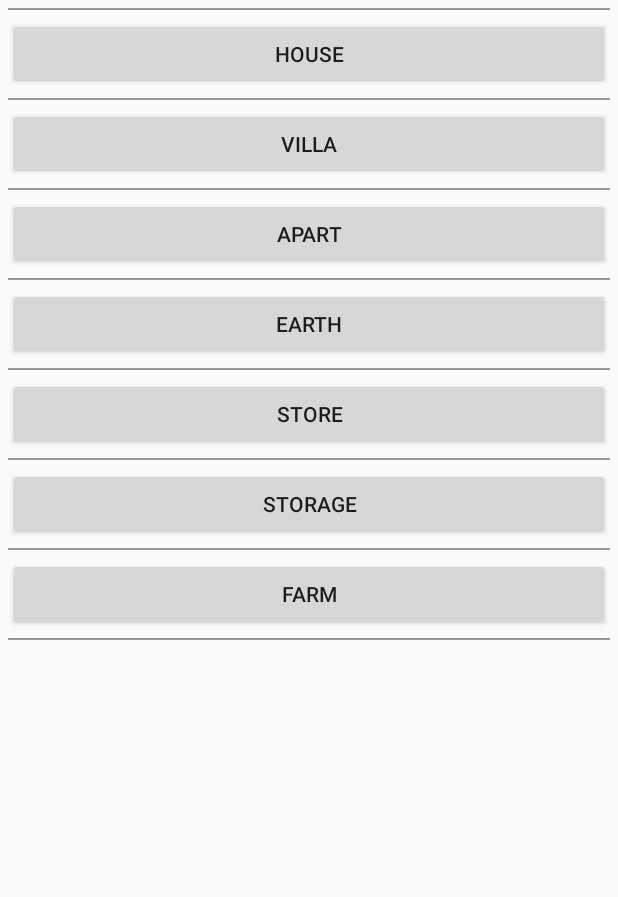
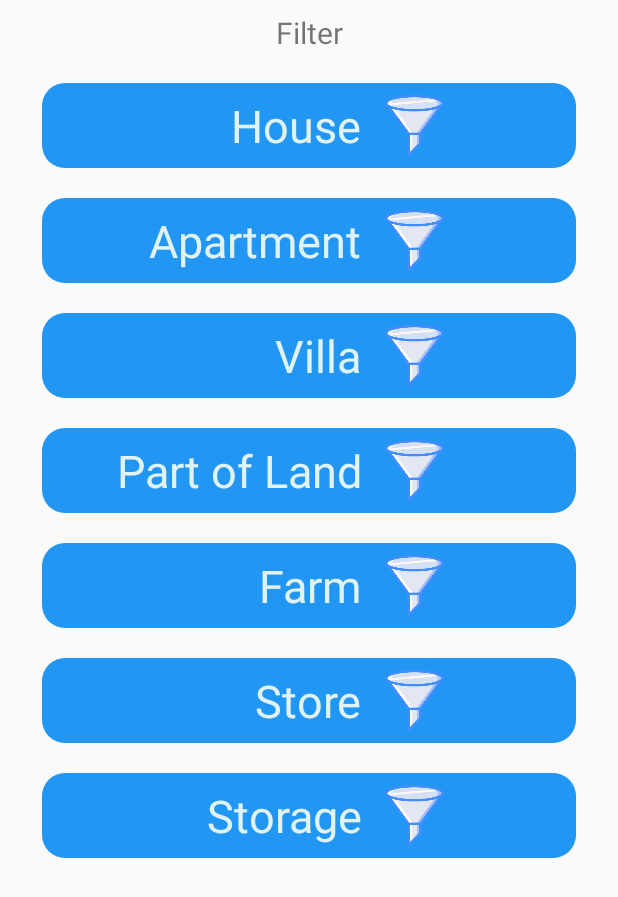
Before and after one commit to osama-i-muhammed/EditText-1, an Android app: the screen it shows after launch (DesingTEST before the commit, Filter_Menu after it), on a phone screen of 412 x 824 dp. Shown: the top 897 px of the screen. Run offline under Robolectric (Android 15) with nearby library versions, the phone set to English and light mode, and no system bars.

Commit message:
add Filter Menu

```diff
--- a/app/build.gradle
+++ b/app/build.gradle
@@ -25,9 +25,13 @@ android {
 dependencies {
     implementation fileTree(dir: 'libs', include: ['*.jar'])
     implementation "org.jetbrains.kotlin:kotlin-stdlib-jdk7:$kotlin_version"
+    //noinspection GradleCompatible
     implementation 'com.android.support:appcompat-v7:27.1.1'
     implementation 'com.android.support.constraint:constraint-layout:1.1.3'
+    implementation 'com.google.android.gms:play-services-maps:15.0.1'
     testImplementation 'junit:junit:4.12'
     androidTestImplementation 'com.android.support.test:runner:1.0.2'
     androidTestImplementation 'com.android.support.test.espresso:espresso-core:3.0.2'
+    implementation 'com.google.firebase:firebase-core:16.0.1'
 }
+apply plugin: 'com.google.gms.google-services'
--- /dev/null
+++ b/app/src/debug/res/values/google_maps_api.xml
@@ -0,0 +1,24 @@
+<resources>
+    <!--
+    TODO: Before you run your application, you need a Google Maps API key.
+
+    To get one, follow this link, follow the directions and press "Create" at the end:
+
+    https://console.developers.google.com/flows/enableapi?apiid=maps_android_backend&keyType=CLIENT_SIDE_ANDROID&r=C3:BC:BF:FC:3D:9E:7D:95:A3:63:02:6F:AF:FD:DE:CD:5F:1B:58:E7%3Bcom.duhok_tech.aqarat
+
+    You can also add your credentials to an existing key, using these values:
+
+    Package name:
+    C3:BC:BF:FC:3D:9E:7D:95:A3:63:02:6F:AF:FD:DE:CD:5F:1B:58:E7
+
+    SHA-1 certificate fingerprint:
+    C3:BC:BF:FC:3D:9E:7D:95:A3:63:02:6F:AF:FD:DE:CD:5F:1B:58:E7
+
+    Alternatively, follow the directions here:
+    https://developers.google.com/maps/documentation/android/start#get-key
+
+    Once you have your key (it starts with "AIza"), replace the "google_maps_key"
+    string in this file.
+    -->
+    <string name="google_maps_key" templateMergeStrategy="preserve" translatable="false">AIzaSyBIJMV-jmrYPUxyGVdRIryMEEzP1ml5elY</string>
+</resources>
--- /dev/null
+++ b/app/src/main/java/com/duhok_tech/aqarat/Filter_Menu.kt
@@ -0,0 +1,18 @@
+package com.duhok_tech.aqarat
+
+import android.support.v7.app.AppCompatActivity
+import android.os.Bundle
+import android.widget.Toast
+import kotlinx.android.synthetic.main.activity_filter__menu.*
+
+class Filter_Menu : AppCompatActivity() {
+
+    override fun onCreate(savedInstanceState: Bundle?) {
+        super.onCreate(savedInstanceState)
+        setContentView(R.layout.activity_filter__menu)
+
+        btFilterMenuHouse.setOnClickListener{
+            Toast.makeText(this,"sdsad",Toast.LENGTH_SHORT).show()
+        }
+    }
+}
--- /dev/null
+++ b/app/src/main/java/com/duhok_tech/aqarat/MainActivity.kt
@@ -0,0 +1,43 @@
+package com.duhok_tech.aqarat
+
+import android.support.v7.app.AppCompatActivity
+import android.os.Bundle
+
+import com.google.android.gms.maps.CameraUpdateFactory
+import com.google.android.gms.maps.GoogleMap
+import com.google.android.gms.maps.OnMapReadyCallback
+import com.google.android.gms.maps.SupportMapFragment
+import com.google.android.gms.maps.model.LatLng
+import com.google.android.gms.maps.model.MarkerOptions
+
+class MainActivity : AppCompatActivity(), OnMapReadyCallback {
+
+    private lateinit var mMap: GoogleMap
+
+    override fun onCreate(savedInstanceState: Bundle?) {
+        super.onCreate(savedInstanceState)
+        setContentView(R.layout.activity_main)
+        // Obtain the SupportMapFragment and get notified when the map is ready to be used.
+        val mapFragment = supportFragmentManager
+                .findFragmentById(R.id.map) as SupportMapFragment
+        mapFragment.getMapAsync(this)
+    }
+
+    /**
+     * Manipulates the map once available.
+     * This callback is triggered when the map is ready to be used.
+     * This is where we can add markers or lines, add listeners or move the camera. In this case,
+     * we just add a marker near Sydney, Australia.
+     * If Google Play services is not installed on the device, the user will be prompted to install
+     * it inside the SupportMapFragment. This method will only be triggered once the user has
+     * installed Google Play services and returned to the app.
+     */
+    override fun onMapReady(googleMap: GoogleMap) {
+        mMap = googleMap
+
+        // Add a marker in Sydney and move the camera
+        val sydney = LatLng(-34.0, 151.0)
+        mMap.addMarker(MarkerOptions().position(sydney).title("Marker in Sydney"))
+        mMap.moveCamera(CameraUpdateFactory.newLatLng(sydney))
+    }
+}
--- /dev/null
+++ b/app/src/main/res/drawable/filter_menu_button.xml
@@ -0,0 +1,5 @@
+<?xml version="1.0" encoding="utf-8"?>
+<shape xmlns:android="http://schemas.android.com/apk/res/android">
+    <solid android:color="@color/colorPrimary" />
+    <corners android:radius="15dp" />
+</shape>
--- /dev/null
+++ b/app/src/main/res/layout/activity_filter__menu.xml
@@ -0,0 +1,259 @@
+<?xml version="1.0" encoding="utf-8"?>
+<android.support.constraint.ConstraintLayout xmlns:android="http://schemas.android.com/apk/res/android"
+    xmlns:app="http://schemas.android.com/apk/res-auto"
+    xmlns:tools="http://schemas.android.com/tools"
+    android:layout_width="match_parent"
+    android:layout_height="match_parent"
+    tools:context=".Filter_Menu">
+
+    <ScrollView
+        android:layout_width="0dp"
+        android:layout_height="0dp"
+        android:layout_marginBottom="8dp"
+        android:layout_marginEnd="8dp"
+        android:layout_marginStart="8dp"
+        android:layout_marginTop="8dp"
+        app:layout_constraintBottom_toBottomOf="parent"
+        app:layout_constraintEnd_toEndOf="parent"
+        app:layout_constraintHorizontal_bias="0.0"
+        app:layout_constraintStart_toStartOf="parent"
+        app:layout_constraintTop_toTopOf="parent"
+        app:layout_constraintVertical_bias="0.0">
+
+        <LinearLayout
+            android:layout_width="match_parent"
+            android:layout_height="wrap_content"
+            android:orientation="vertical">
+
+            <TextView
+                android:id="@+id/textView"
+                android:layout_width="match_parent"
+                android:layout_height="wrap_content"
+                android:text="@string/filterMenuTip"
+                android:textAlignment="center"
+                android:textSize="20dp" />
+
+            <LinearLayout
+                android:id="@+id/btFilterMenuHouse"
+                android:layout_width="match_parent"
+                android:layout_height="wrap_content"
+                android:layout_marginBottom="20dp"
+                android:layout_marginLeft="20dp"
+                android:layout_marginRight="20dp"
+                android:layout_marginTop="20dp"
+                android:background="@drawable/filter_menu_button"
+                android:orientation="horizontal"
+                android:paddingBottom="8dp"
+                android:paddingTop="8dp">
+
+                <TextView
+                    android:layout_width="match_parent"
+                    android:layout_height="wrap_content"
+
+                    android:layout_marginRight="15dp"
+                    android:layout_weight="1"
+                    android:text="@string/House"
+                    android:textAlignment="textEnd"
+                    android:textColor="@color/colorLight"
+                    android:textSize="30dp" />
+
+                <ImageView
+                    android:layout_width="wrap_content"
+                    android:layout_height="match_parent"
+                    android:layout_weight="1"
+                    android:scaleType="fitStart"
+                    app:srcCompat="@drawable/filter_icon_blue" />
+            </LinearLayout>
+
+            <LinearLayout
+                android:id="@+id/btFilterMenuApartment"
+                android:layout_width="match_parent"
+                android:layout_height="wrap_content"
+                android:layout_marginBottom="20dp"
+                android:layout_marginLeft="20dp"
+                android:layout_marginRight="20dp"
+                android:background="@drawable/filter_menu_button"
+                android:orientation="horizontal"
+                android:paddingBottom="8dp"
+                android:paddingTop="8dp">
+
+                <TextView
+                    android:layout_width="match_parent"
+                    android:layout_height="wrap_content"
+
+                    android:layout_marginRight="15dp"
+                    android:layout_weight="1"
+                    android:text="@string/Apartment"
+                    android:textAlignment="textEnd"
+                    android:textColor="@color/colorLight"
+                    android:textSize="30dp" />
+
+                <ImageView
+                    android:layout_width="wrap_content"
+                    android:layout_height="match_parent"
+                    android:layout_weight="1"
+                    android:scaleType="fitStart"
+                    app:srcCompat="@drawable/filter_icon_blue" />
+            </LinearLayout>
+
+
+            <LinearLayout
+                android:id="@+id/btFilterMenuVilla"
+                android:layout_width="match_parent"
+                android:layout_height="wrap_content"
+                android:layout_marginBottom="20dp"
+                android:layout_marginLeft="20dp"
+                android:layout_marginRight="20dp"
+                android:background="@drawable/filter_menu_button"
+                android:orientation="horizontal"
+                android:paddingBottom="8dp"
+                android:paddingTop="8dp">
+
+                <TextView
+                    android:layout_width="match_parent"
+                    android:layout_height="wrap_content"
+
+                    android:layout_marginRight="15dp"
+                    android:layout_weight="1"
+                    android:text="@string/Vila"
+                    android:textAlignment="textEnd"
+                    android:textColor="@color/colorLight"
+                    android:textSize="30dp" />
+
+                <ImageView
+                    android:layout_width="wrap_content"
+                    android:layout_height="match_parent"
+                    android:layout_weight="1"
+                    android:scaleType="fitStart"
+                    app:srcCompat="@drawable/filter_icon_blue" />
+            </LinearLayout>
+
+            <LinearLayout
+                android:id="@+id/btFilterMenuPartOfLand"
+                android:layout_width="match_parent"
+                android:layout_height="wrap_content"
+                android:layout_marginBottom="20dp"
+                android:layout_marginLeft="20dp"
+                android:layout_marginRight="20dp"
+                android:background="@drawable/filter_menu_button"
+                android:orientation="horizontal"
+                android:paddingBottom="8dp"
+                android:paddingTop="8dp">
+
+                <TextView
+                    android:layout_width="match_parent"
+                    android:layout_height="wrap_content"
+
+                    android:layout_marginRight="15dp"
+                    android:layout_weight="1"
+                    android:text="@string/PartOfLand"
+                    android:textAlignment="textEnd"
+                    android:textColor="@color/colorLight"
+                    android:textSize="30dp" />
+
+                <ImageView
+                    android:layout_width="wrap_content"
+                    android:layout_height="match_parent"
+                    android:layout_weight="1"
+                    android:scaleType="fitStart"
+                    app:srcCompat="@drawable/filter_icon_blue" />
+            </LinearLayout>
+
+            <LinearLayout
+                android:id="@+id/btFilterMenuFarm"
+                android:layout_width="match_parent"
+                android:layout_height="wrap_content"
+                android:layout_marginBottom="20dp"
+                android:layout_marginLeft="20dp"
+                android:layout_marginRight="20dp"
+                android:background="@drawable/filter_menu_button"
+                android:orientation="horizontal"
+                android:paddingBottom="8dp"
+                android:paddingTop="8dp">
+
+                <TextView
+                    android:layout_width="match_parent"
+                    android:layout_height="wrap_content"
+
+                    android:layout_marginRight="15dp"
+                    android:layout_weight="1"
+                    android:text="@string/Farm"
+                    android:textAlignment="textEnd"
+                    android:textColor="@color/colorLight"
+                    android:textSize="30dp" />
+
+                <ImageView
+                    android:layout_width="wrap_content"
+                    android:layout_height="match_parent"
+                    android:layout_weight="1"
+                    android:scaleType="fitStart"
+                    app:srcCompat="@drawable/filter_icon_blue" />
+            </LinearLayout>
+
+            <LinearLayout
+                android:id="@+id/btFilterMenuStore"
+                android:layout_width="match_parent"
+                android:layout_height="wrap_content"
+                android:layout_marginBottom="20dp"
+                android:layout_marginLeft="20dp"
+                android:layout_marginRight="20dp"
+                android:background="@drawable/filter_menu_button"
+                android:orientation="horizontal"
+                android:paddingBottom="8dp"
+                android:paddingTop="8dp">
+
+                <TextView
+                    android:layout_width="match_parent"
+                    android:layout_height="wrap_content"
+
+                    android:layout_marginRight="15dp"
+                    android:layout_weight="1"
+                    android:text="@string/Store"
+                    android:textAlignment="textEnd"
+                    android:textColor="@color/colorLight"
+                    android:textSize="30dp" />
+
+                <ImageView
+                    android:layout_width="wrap_content"
+                    android:layout_height="match_parent"
+                    android:layout_weight="1"
+                    android:scaleType="fitStart"
+                    app:srcCompat="@drawable/filter_icon_blue" />
+            </LinearLayout>
+
+            <LinearLayout
+                android:id="@+id/btFilterMenuStorage"
+                android:layout_width="match_parent"
+                android:layout_height="wrap_content"
+                android:layout_marginBottom="20dp"
+                android:layout_marginLeft="20dp"
+                android:layout_marginRight="20dp"
+                android:background="@drawable/filter_menu_button"
+                android:orientation="horizontal"
+                android:paddingBottom="8dp"
+                android:paddingTop="8dp">
+
+                <TextView
+                    android:layout_width="match_parent"
+                    android:layout_height="wrap_content"
+
+                    android:layout_marginRight="15dp"
+                    android:layout_weight="1"
+                    android:text="@string/Storage"
+                    android:textAlignment="textEnd"
+                    android:textColor="@color/colorLight"
+                    android:textSize="30dp" />
+
+                <ImageView
+                    android:layout_width="wrap_content"
+                    android:layout_height="match_parent"
+                    android:layout_weight="1"
+                    android:scaleType="fitStart"
+                    app:srcCompat="@drawable/filter_icon_blue" />
+            </LinearLayout>
+
+
+        </LinearLayout>
+    </ScrollView>
+
+</android.support.constraint.ConstraintLayout>
--- /dev/null
+++ b/app/src/main/res/layout/activity_main.xml
@@ -0,0 +1,9 @@
+<?xml version="1.0" encoding="utf-8"?>
+<fragment xmlns:android="http://schemas.android.com/apk/res/android"
+    xmlns:map="http://schemas.android.com/apk/res-auto"
+    xmlns:tools="http://schemas.android.com/tools"
+    android:id="@+id/map"
+    android:name="com.google.android.gms.maps.SupportMapFragment"
+    android:layout_width="match_parent"
+    android:layout_height="match_parent"
+    tools:context=".MainActivity" />
--- a/app/src/main/res/values/colors.xml
+++ b/app/src/main/res/values/colors.xml
@@ -1,6 +1,7 @@
 <?xml version="1.0" encoding="utf-8"?>
 <resources>
-    <color name="colorPrimary">#3F51B5</color>
-    <color name="colorPrimaryDark">#303F9F</color>
+    <color name="colorPrimary">#2196F3</color>
+    <color name="colorPrimaryDark">#2196F3</color>
     <color name="colorAccent">#FF4081</color>
+    <color name="colorLight">#E0F2F1</color>
 </resources>
--- a/app/src/main/res/values/strings.xml
+++ b/app/src/main/res/values/strings.xml
@@ -119,5 +119,14 @@
 
 
     </string-array>
+    <string name="title_activity_main">Map</string>
+    <string name="House">House</string>
+    <string name="filterMenuTip">Filter</string>
+    <string name="Apartment">Apartment</string>
+    <string name="Vila">Villa</string>
+    <string name="PartOfLand">Part of Land</string>
+    <string name="Farm">Farm</string>
+    <string name="Store">Store</string>
+    <string name="Storage">Storage</string>
 
 </resources>
--- a/build.gradle
+++ b/build.gradle
@@ -9,7 +9,7 @@ buildscript {
     dependencies {
         classpath 'com.android.tools.build:gradle:3.1.4'
         classpath "org.jetbrains.kotlin:kotlin-gradle-plugin:$kotlin_version"
-
+        classpath 'com.google.gms:google-services:4.0.1'
         // NOTE: Do not place your application dependencies here; they belong
         // in the individual module build.gradle files
     }
```
Also changed, not shown: app/src/main/AndroidManifest.xml (+32 -6 lines), 2 other files.
